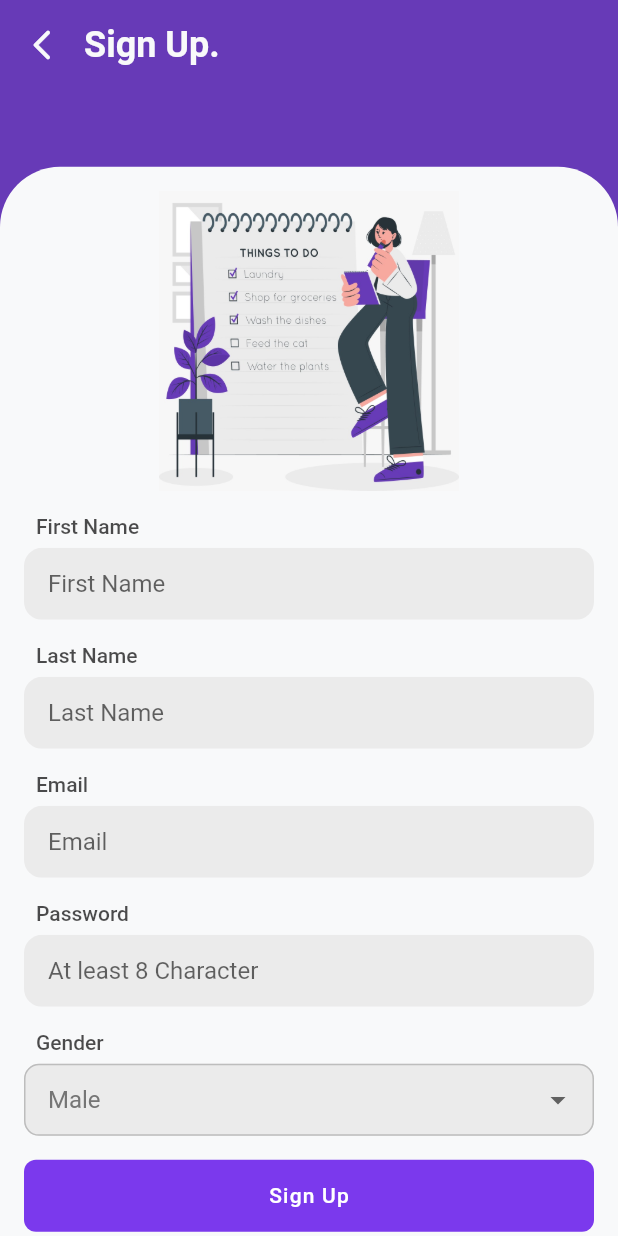
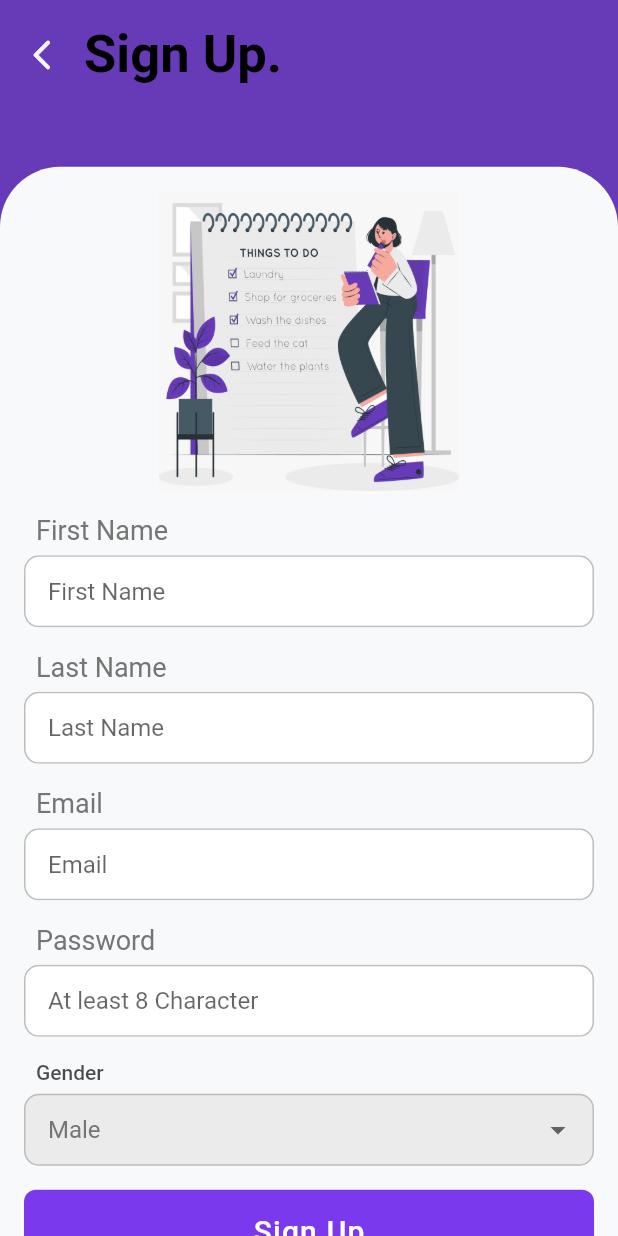
Before and after one commit to Dalalghesh/Taskify, a Flutter app: the SignUpScreen screen opened directly, on a phone screen of 412 x 824 dp. Run offline on Flutter 3.47's test engine with Material 2 defaults, Android fonts, the phone set to English and light mode, and no system bars; our stand-ins replace cloud_firestore, cool_alert, dropdown_button2, firebase_auth, firebase_core, firebase_messaging and 2 more; missing offline and left inert: animated_radio_buttons, curved_nav_bar, dart:html, flutter_cupertino_datetime_picker; accounts and stored records are empty.

```diff
--- a/taskifyUI/lib/app_theme.dart
+++ b/taskifyUI/lib/app_theme.dart
@@ -1,57 +1,57 @@
+import 'dart:html';
+
 import 'package:flutter/material.dart';
 
 class AppTheme {
   static final lightTheme = ThemeData(
     elevatedButtonTheme: ElevatedButtonThemeData(
       style: ElevatedButton.styleFrom(
+          minimumSize: Size(double.infinity, 50),
           shape: RoundedRectangleBorder(
-        borderRadius: BorderRadius.circular(20),
+            borderRadius: BorderRadius.circular(8),
+          )),
     ),
-      elevation: 10,
-    )),
     colorScheme: const ColorScheme.light().copyWith(primary: Colors.deepPurple),
     primaryColor: Colors.deepPurple,
 
     // ignore: prefer_const_constructors
-    textTheme: TextTheme(
+    /*textTheme: TextTheme(
         headline1: const TextStyle(
           fontSize: 32,
-        fontFamily: "Ubuntu-Medium.ttf",
           color: Colors.black,
         ),
         headline2: const TextStyle(
           fontSize: 17,
-        fontFamily: "Ubuntu-Regular.ttf",
           color: Colors.black54,
         ),
         headline3: const TextStyle(
           fontSize: 24,
-        fontFamily: "Ubuntu-Medium.ttf",
           color: Colors.white,
         ),
         headline4: const TextStyle(
           fontSize: 36,
-        fontFamily: "Ubuntu-Medium.ttf",
           color: Colors.black,
           fontWeight: FontWeight.w500,
         ),
         headline5: const TextStyle(
             fontSize: 24,
-          fontFamily: "Ubuntu-Medium.ttf",
             color: Colors.black,
             overflow: TextOverflow.ellipsis,
             fontWeight: FontWeight.w500),
         button: const TextStyle(
           fontSize: 25,
-        fontFamily: "Ubuntu-Medium.ttf",
           color: Colors.deepPurple,
         ),
         headline6: const TextStyle(
           fontSize: 25,
-        fontFamily: "Ubuntu-Medium.ttf",
           color: Colors.black,
           fontWeight: FontWeight.w400,
         ),
-    ).apply(fontFamily: "Ubuntu"),
+      ));*/
+    textTheme: TextTheme(
+        headline4: TextStyle(color: Colors.black, fontWeight: FontWeight.bold),
+        subtitle1: TextStyle(
+          color: Colors.grey.shade600,
+        )),
   );
 }
--- a/taskifyUI/lib/utils/text_styles.dart
+++ b/taskifyUI/lib/utils/text_styles.dart
@@ -4,8 +4,8 @@ import 'app_colors.dart';
 
 class KTextStyle {
   static const headerTextStyle = TextStyle(
-    color: AppColors.whiteshade,
-    fontSize: 24,
-    fontWeight: FontWeight.w700,
+    color: Colors.black,
+    fontWeight: FontWeight.bold,
+    fontSize: 35,
   );
 }
--- a/taskifyUI/lib/widgets/primary_button.dart
+++ b/taskifyUI/lib/widgets/primary_button.dart
@@ -40,7 +40,9 @@ class PrimaryButton extends StatelessWidget {
       color: color ?? (isOutline ? Colors.transparent : theme.primaryColor),
       shape: RoundedRectangleBorder(
         borderRadius: BorderRadius.circular(8),
-        side: isOutline ? BorderSide(color: theme.primaryColor, width: 2) : BorderSide.none,
+        side: isOutline
+            ? BorderSide(color: theme.primaryColor, width: 2)
+            : BorderSide.none,
       ),
       onPressed: disabled ? null : onTap,
       child: child ??
@@ -55,7 +57,7 @@ class PrimaryButton extends StatelessWidget {
                         : isOutline
                             ? theme.primaryColor
                             : Colors.white),
-                fontSize: 14,
+                fontSize: 20,
                 letterSpacing: 0.8,
               ),
             ),
--- a/taskifyUI/lib/widgets/primary_text_field.dart
+++ b/taskifyUI/lib/widgets/primary_text_field.dart
@@ -1,7 +1,6 @@
 import 'package:flutter/material.dart';
 
 import '../utils/app_colors.dart';
-
 
 class PrimaryTextField extends StatelessWidget {
   const PrimaryTextField({
@@ -48,9 +47,12 @@ class PrimaryTextField extends StatelessWidget {
   Widget build(BuildContext context) {
     final currentBorder = border ??
         OutlineInputBorder(
-          borderSide: const BorderSide(width: 0, color: Colors.transparent),
-          borderRadius: BorderRadius.circular(12),
+          borderRadius: BorderRadius.circular(10),
+          borderSide: BorderSide(color: Colors.grey.shade400),
         );
+    OutlineInputBorder(
+      borderRadius: BorderRadius.circular(10),
+    );
 
     return Column(
       crossAxisAlignment: CrossAxisAlignment.start,
@@ -60,7 +62,9 @@ class PrimaryTextField extends StatelessWidget {
           child: Text(
             title,
             style: TextStyle(
-                fontSize: 14, fontWeight: FontWeight.w500, color: Colors.black.withOpacity(0.70)),
+              fontSize: 18,
+              color: Colors.grey.shade600,
+            ),
           ),
         ),
         const SizedBox(height: 6),
@@ -89,14 +93,16 @@ class PrimaryTextField extends StatelessWidget {
               },
               textAlignVertical: TextAlignVertical.center,
               textInputAction: textInputAction ??
-                  (nextNode == null ? TextInputAction.done : TextInputAction.next),
+                  (nextNode == null
+                      ? TextInputAction.done
+                      : TextInputAction.next),
               decoration: InputDecoration(
                 contentPadding: EdgeInsets.symmetric(
                   horizontal: 16,
                   vertical: (maxLines ?? 1) > 1 ? 16 : 0,
                 ),
                 errorMaxLines: 3,
-                fillColor: AppColors.grayshade,
+                fillColor: Colors.white,
                 filled: true,
                 border: currentBorder,
                 enabledBorder: currentBorder,
```
Lines whose indentation alone changed are shown as unchanged.
